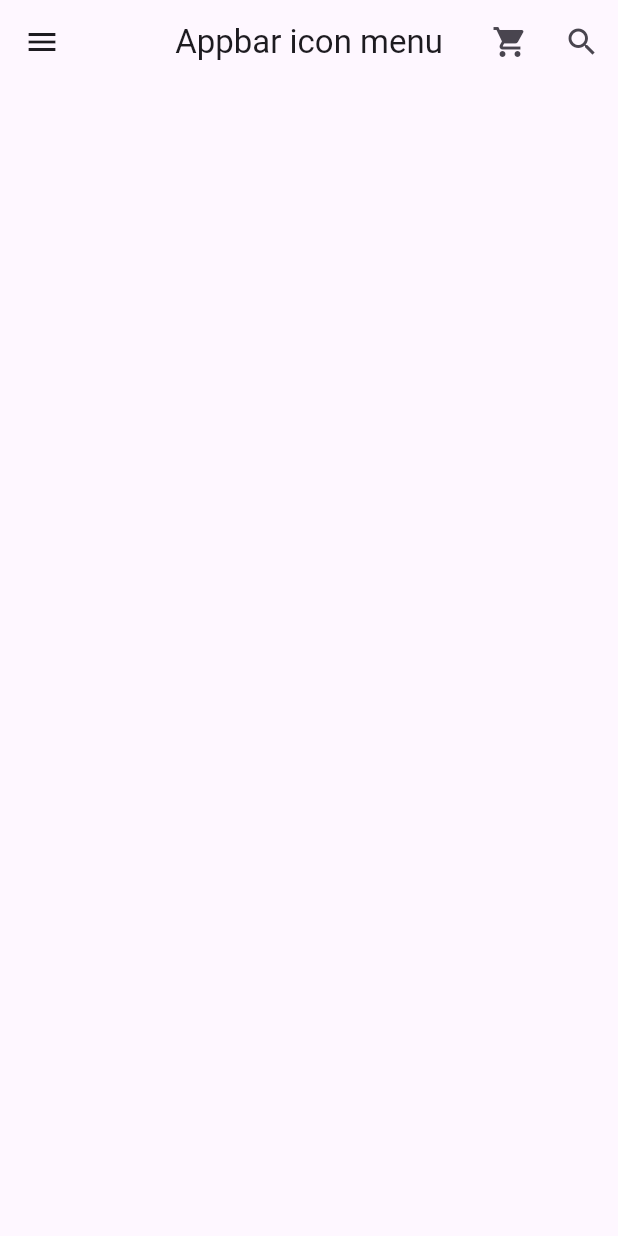
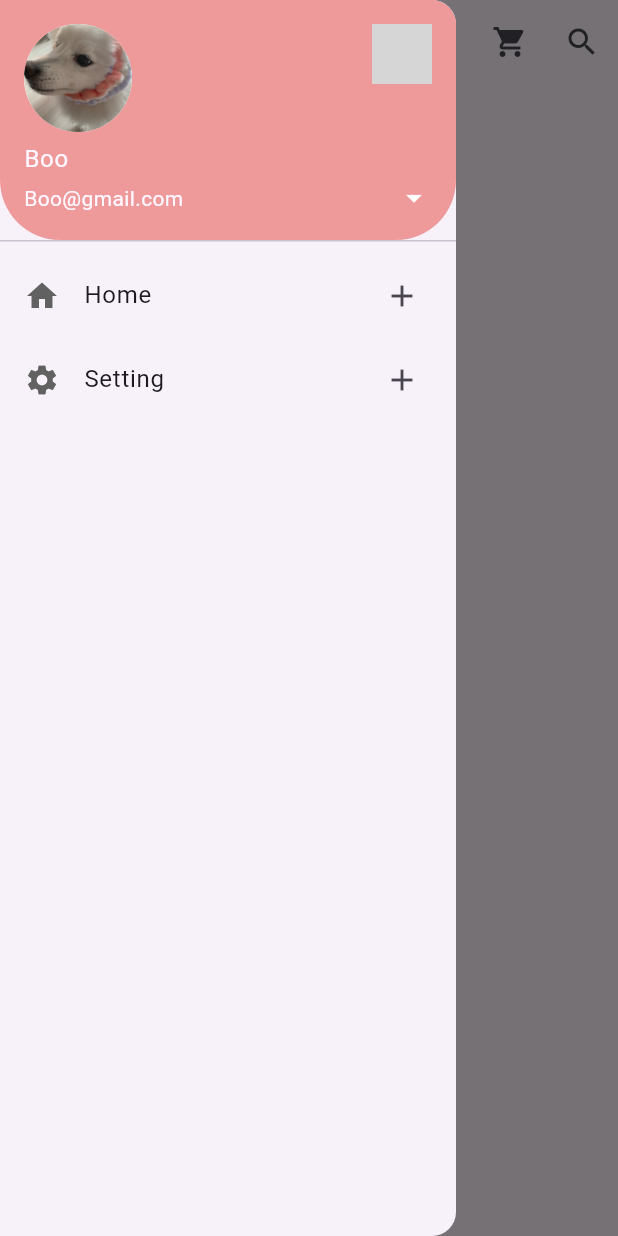
Before and after one commit to dw0124/Flutter_Study, a Flutter app: the screen it shows after launch, with the side drawer open (before the commit the screen has no drawer), on a phone screen of 412 x 824 dp. Run offline on Flutter 3.47's test engine with Material 3 defaults, Android fonts, the phone set to English and light mode, and no system bars; grey boxes are pictures that could not be loaded.

Commit message:
Drawer / ListView, DrawerHeader, ListTile

```diff
--- a/lib/startAppbar.dart
+++ b/lib/startAppbar.dart
@@ -25,12 +25,7 @@ class AppBarPage extends StatelessWidget {
         title: Text('Appbar icon menu'),   // 앱바 타이틀
         centerTitle: true,    // 타이틀 중앙 위치
         elevation: 0.0,
-        leading: IconButton(  // 앱바 좌측 버튼
-          icon: Icon(Icons.menu),
-          onPressed: () {     // 동작 블럭
-            print('menu button is clicked');
-          }
-        ),
+
         actions: [    // 앱바 우측 요소
           IconButton(
               icon: Icon(Icons.shopping_cart),
@@ -46,6 +41,59 @@ class AppBarPage extends StatelessWidget {
           ),
         ],
       ),
+      drawer: Drawer(
+        child: ListView(
+          padding: EdgeInsets.zero,
+          children: [
+            UserAccountsDrawerHeader(
+              currentAccountPicture: CircleAvatar(
+                backgroundImage: AssetImage('assets/boo.jpeg'),
+                backgroundColor: Colors.white,
+              ),
+              otherAccountsPictures: [
+                CircleAvatar(
+                  backgroundImage: AssetImage('asset/doo.jpeg'),
+                  backgroundColor: Colors.white,
+                ),
+              ],
+              accountName: Text('Boo'),
+              accountEmail: Text('Boo@gmail.com'),
+              onDetailsPressed: () {
+                print('arrow is clicked');
+              },
+              decoration: BoxDecoration(
+                color: Colors.red[200],
+                borderRadius: BorderRadius.only(
+                    bottomLeft: Radius.circular(40.0),
+                    bottomRight: Radius.circular(40.0),
+                ),
+              ),
+            ),
+            ListTile(
+              leading: Icon(
+                Icons.home,
+                color: Colors.grey[700],
+              ),
+              trailing: Icon(Icons.add),
+              title: Text('Home'),
+              onTap: () {
+                print('Home is clicked');
+              },
+            ),
+            ListTile(
+              leading: Icon(
+                Icons.settings,
+                color: Colors.grey[700],
+              ),
+              trailing: Icon(Icons.add),
+              title: Text('Setting'),
+              onTap: () {
+                print('Setting is clicked');
+              },
+            ),
+          ],
+        ),
+      ),
     );
   }
 }
```
